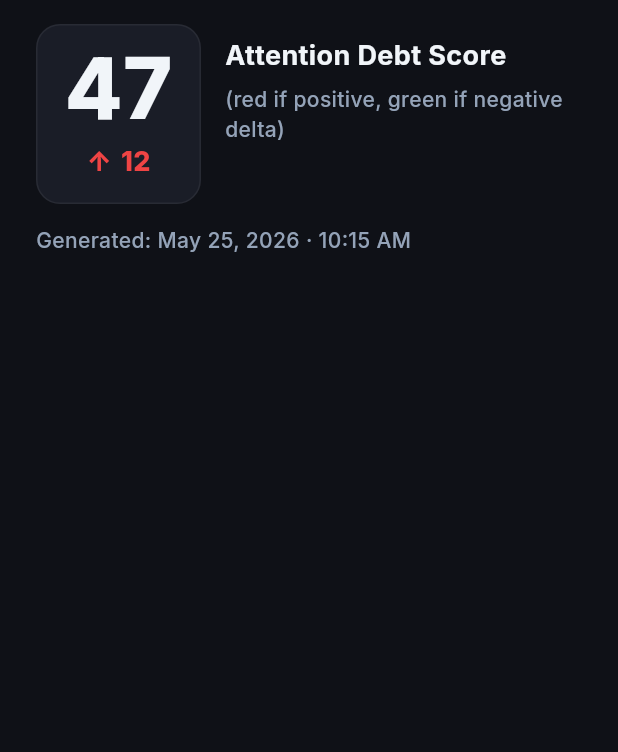
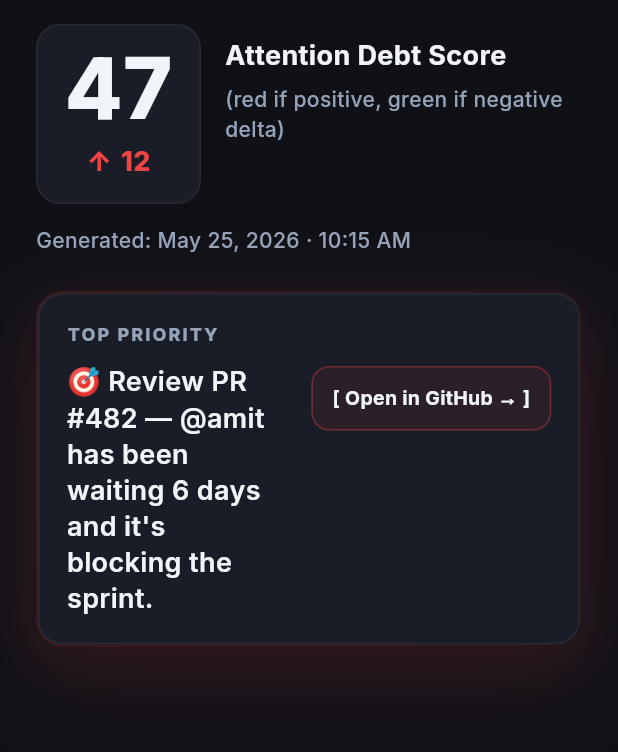
Before and after one commit to AgroKING/drift, a Flutter app: the screen it shows after launch, on a phone screen of 412 x 824 dp, the part 75-827 px from its top. Run offline on Flutter 3.47's test engine with Material 3 defaults, Android fonts, the light colour scheme and no system bars; our stand-ins replace google_fonts.

Commit message:
feat: add TopActionBanner widget to display top priority actions in home screen

```diff
--- a/frontend/lib/main.dart
+++ b/frontend/lib/main.dart
@@ -4,6 +4,7 @@ import 'models/drift_report.dart';
 import 'services/report_loader.dart';
 import 'theme/app_theme.dart';
 import 'widgets/score_header.dart';
+import 'widgets/top_action_banner.dart';
 
 void main() {
   // Start the Flutter app by inflating the root widget.
@@ -75,9 +76,11 @@ class _DriftHomeScreenState extends State<DriftHomeScreen> {
                         scoreDelta: report.scoreDelta,
                         generatedAt: report.generatedAt,
                       ),
+                      const SizedBox(height: 24),
+                      TopActionBanner(topAction: snapshot.data!.topAction),
                     ],
                   ),
-                  const SizedBox(height: 800),
+                  const SizedBox(height: 32),
                 ],
               ),
             ),
--- /dev/null
+++ b/frontend/lib/widgets/top_action_banner.dart
@@ -0,0 +1,177 @@
+import 'package:flutter/material.dart';
+import 'package:google_fonts/google_fonts.dart';
+import 'package:url_launcher/url_launcher.dart';
+
+import '../models/drift_report.dart';
+
+class TopActionBanner extends StatelessWidget {
+  final TopAction topAction;
+
+  const TopActionBanner({
+    super.key,
+    required this.topAction,
+  });
+
+  static const Color _surface = Color(0xFF1A1D27);
+  static const Color _border = Color.fromRGBO(255, 255, 255, 0.06);
+  static const Color _textPrimary = Color(0xFFF1F5F9);
+  static const Color _textSecondary = Color(0xFF94A3B8);
+
+  Color _accentForType(String type) {
+    // Accent color that matches the action type/category.
+    switch (type.toLowerCase()) {
+      case 'review':
+        return const Color(0xFFEF4444);
+      case 'reply':
+        return const Color(0xFFF97316);
+      case 'commitment':
+        return const Color(0xFFEAB308);
+      case 'staleness':
+        return const Color(0xFF3B82F6);
+      case 'drift':
+        return const Color(0xFFA855F7);
+      default:
+        return _textSecondary;
+    }
+  }
+
+  String _ctaLabelForUrl(Uri uri) {
+    final String host = uri.host.toLowerCase();
+    // CTA label based on well-known hosts.
+    if (host.contains('github.com')) return '[ Open in GitHub → ]';
+    if (host.contains('linear.app')) return '[ Open in Linear → ]';
+    if (host.contains('slack.com')) return '[ Open in Slack → ]';
+    if (host.contains('notion.so')) return '[ Open in Notion → ]';
+
+    return '[ Open link → ]';
+  }
+
+  Future<void> _openUrl(BuildContext context) async {
+    final Uri? uri = Uri.tryParse(topAction.url);
+    // Validate the URL before attempting to open it.
+    if (uri == null) {
+      ScaffoldMessenger.of(context).showSnackBar(
+        const SnackBar(content: Text('Invalid URL.')),
+      );
+      return;
+    }
+
+    final bool ok = await launchUrl(
+      uri,
+      webOnlyWindowName: '_blank',
+    );
+
+    if (!ok) {
+      // If the platform failed to open the link, notify the user.
+      if (!context.mounted) return;
+      ScaffoldMessenger.of(context).showSnackBar(
+        const SnackBar(content: Text('Could not open link.')),
+      );
+    }
+  }
+
+  @override
+  Widget build(BuildContext context) {
+    final Color accent = _accentForType(topAction.type);
+    final Uri? uri = Uri.tryParse(topAction.url);
+
+    return Container(
+      width: double.infinity,
+      padding: const EdgeInsets.all(1.5),
+      decoration: BoxDecoration(
+        borderRadius: BorderRadius.circular(18),
+        gradient: LinearGradient(
+          begin: Alignment.topLeft,
+          end: Alignment.bottomRight,
+          colors: <Color>[
+            // Soft accent glow fading outwards.
+            accent.withValues(alpha: 0.16),
+            accent.withValues(alpha: 0.0),
+          ],
+        ),
+        boxShadow: <BoxShadow>[
+          // Ambient backlight glow in the debt category accent color.
+          BoxShadow(
+            color: accent.withValues(alpha: 0.10),
+            blurRadius: 32,
+            spreadRadius: 2,
+            offset: const Offset(0, 10),
+          ),
+          BoxShadow(
+            color: accent.withValues(alpha: 0.06),
+            blurRadius: 72,
+            spreadRadius: 14,
+            offset: const Offset(0, 26),
+          ),
+        ],
+      ),
+      child: Container(
+        padding: const EdgeInsets.all(18),
+        decoration: BoxDecoration(
+          color: _surface,
+          borderRadius: BorderRadius.circular(16),
+          border: Border.all(color: _border),
+        ),
+        child: Column(
+          crossAxisAlignment: CrossAxisAlignment.start,
+          children: <Widget>[
+            Text(
+              'TOP PRIORITY',
+              style: GoogleFonts.inter(
+                fontSize: 12,
+                fontWeight: FontWeight.w800,
+                letterSpacing: 1.4,
+                color: _textSecondary,
+              ),
+            ),
+            const SizedBox(height: 10),
+            Row(
+              crossAxisAlignment: CrossAxisAlignment.start,
+              children: <Widget>[
+                Expanded(
+                  child: Text(
+                    '🎯 ${topAction.text}',
+                    style: GoogleFonts.inter(
+                      fontSize: 18,
+                      fontWeight: FontWeight.w600,
+                      height: 1.35,
+                      color: _textPrimary,
+                    ),
+                  ),
+                ),
+                const SizedBox(width: 16),
+                TextButton(
+                  // Opens the action URL in a new browser tab/window.
+                  onPressed: () async => _openUrl(context),
+                  style: TextButton.styleFrom(
+                    foregroundColor: _textPrimary,
+                    padding: const EdgeInsets.symmetric(
+                      horizontal: 14,
+                      vertical: 12,
+                    ),
+                    shape: RoundedRectangleBorder(
+                      borderRadius: BorderRadius.circular(12),
+                      side: BorderSide(
+                        color: accent.withValues(alpha: 0.35),
+                      ),
+                    ),
+                    backgroundColor: accent.withValues(alpha: 0.08),
+                  ),
+                  child: Text(
+                    // Use a host-specific CTA when available, otherwise fallback.
+                    uri == null ? '[ Open → ]' : _ctaLabelForUrl(uri),
+                    style: GoogleFonts.inter(
+                      fontSize: 13,
+                      fontWeight: FontWeight.w700,
+                      letterSpacing: 0.2,
+                    ),
+                  ),
+                ),
+              ],
+            ),
+          ],
+        ),
+      ),
+    );
+  }
+}
```
